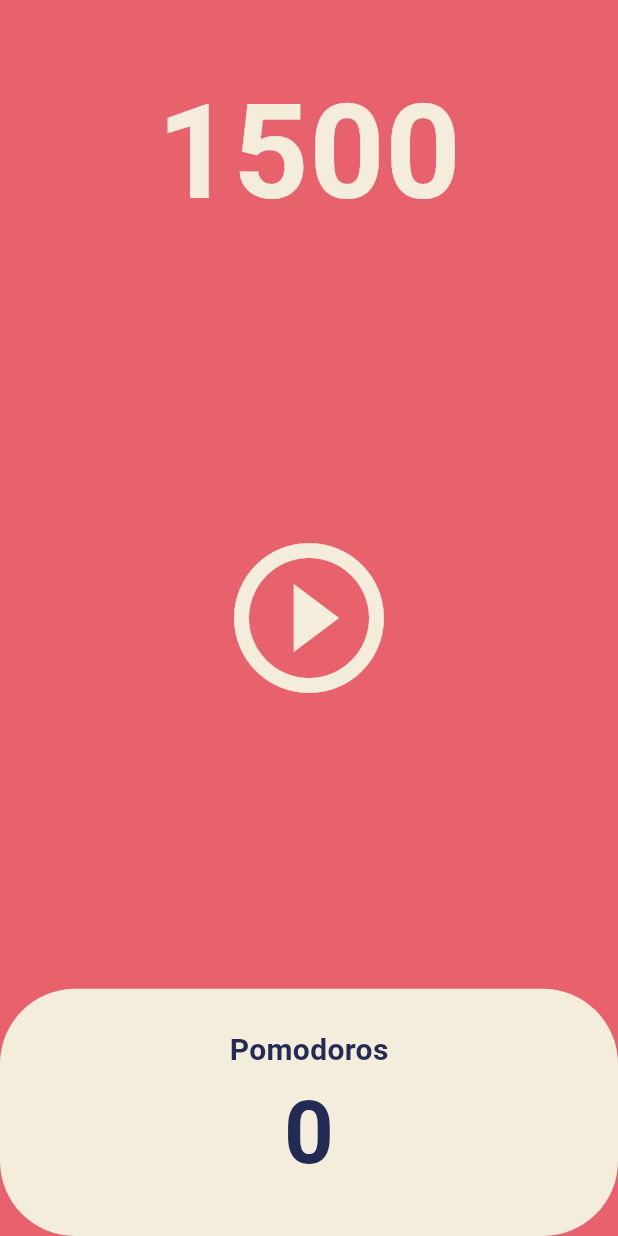
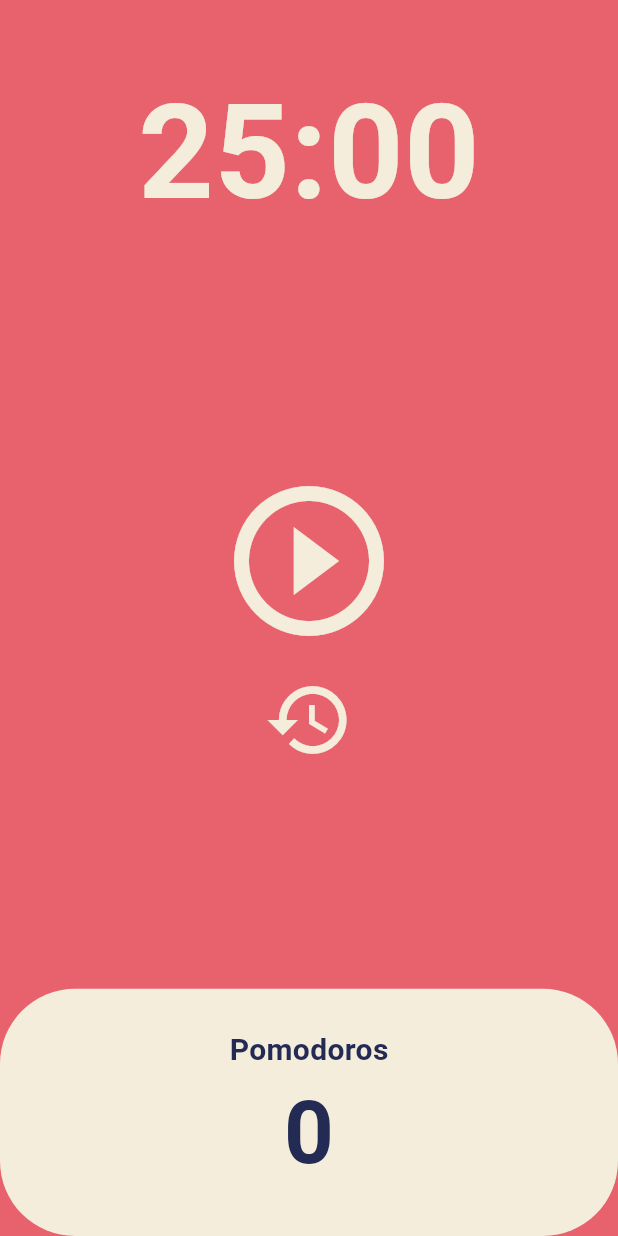
Before and after one commit to ehddn3821/pomo, a Flutter app: the screen it shows after launch, on a phone screen of 412 x 824 dp. Run offline on Flutter 3.47's test engine with Material 3 defaults, Android fonts, the phone set to English and light mode, and no system bars.

Commit message:
feat: Add reset timer, Change totalSeconds into time format

```diff
--- a/lib/screens/home_screen.dart
+++ b/lib/screens/home_screen.dart
@@ -10,14 +10,25 @@ class HomeScreen extends StatefulWidget {
 }
 
 class _HomeScreenState extends State<HomeScreen> {
-  int totalSeconds = 1500;
+  static const twentyFiveMinutes = 1500;
+  int totalSeconds = twentyFiveMinutes;
   bool isRunning = false;
+  int totalPomodoros = 0;
   late Timer timer;
 
   void onTick(Timer timer) {
+    if (totalSeconds == 0) {
+      setState(() {
+        totalPomodoros += 1;
+        isRunning = false;
+        totalSeconds = twentyFiveMinutes;
+      });
+      timer.cancel();
+    } else {
       setState(() {
         totalSeconds -= 1;
       });
+    }
   }
 
   void onStartPressed() {
@@ -34,6 +45,19 @@ class _HomeScreenState extends State<HomeScreen> {
     });
   }
 
+  void onResetPressed() {
+    onPausePressed();
+    setState(() {
+      totalSeconds = twentyFiveMinutes;
+      totalPomodoros = 0;
+    });
+  }
+
+  String fotmat(int seconds) {
+    var duration = Duration(seconds: seconds);
+    return duration.toString().substring(2, 7);
+  }
+
   @override
   Widget build(BuildContext context) {
     return Scaffold(
@@ -45,7 +69,7 @@ class _HomeScreenState extends State<HomeScreen> {
             child: Container(
               alignment: Alignment.bottomCenter,
               child: Text(
-                "$totalSeconds",
+                fotmat(totalSeconds),
                 style: TextStyle(
                   color: Theme.of(context).cardColor,
                   fontSize: 88,
@@ -57,13 +81,24 @@ class _HomeScreenState extends State<HomeScreen> {
           Flexible(
             flex: 3,
             child: Center(
-              child: IconButton(
+              child: Column(
+                mainAxisAlignment: MainAxisAlignment.center,
+                children: [
+                  IconButton(
                     iconSize: 120,
                     color: Theme.of(context).cardColor,
                     onPressed: isRunning ? onPausePressed : onStartPressed,
                     icon: Icon(isRunning
                         ? Icons.pause_circle_outline
                         : Icons.play_circle_outline),
+                  ),
+                  IconButton(
+                    iconSize: 60,
+                    color: Theme.of(context).cardColor,
+                    onPressed: onResetPressed,
+                    icon: const Icon(Icons.restore),
+                  ),
+                ],
               ),
             ),
           ),
@@ -90,7 +125,7 @@ class _HomeScreenState extends State<HomeScreen> {
                                   ?.color),
                         ),
                         Text(
-                          '0',
+                          '$totalPomodoros',
                           style: TextStyle(
                               fontSize: 58,
                               fontWeight: FontWeight.w600,
```
Lines whose indentation alone changed are shown as unchanged.
